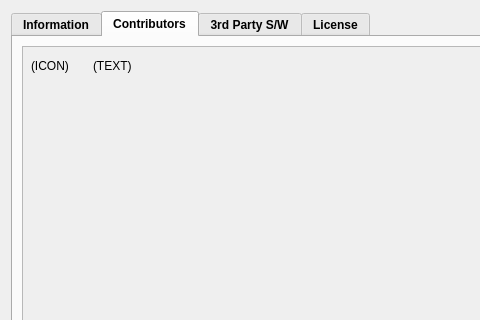
First picture: the form in gui/AboutDialog.ui, repository lordmulder/LameXP, before the edit; both pictures show x 0 to 480 and y 0 to 320 of the 720 by 512 pixel window.
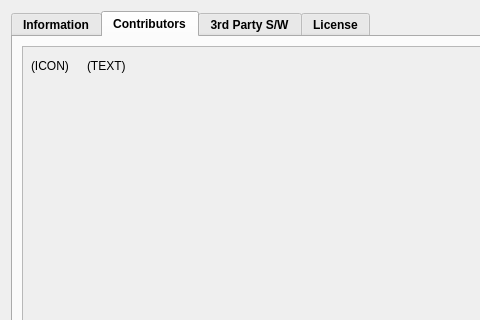
Second picture: the form after the edit. The open tabs and pages were chosen to show the change. Icons and pictures are not drawn.

What changed in the file:
```diff
--- a/gui/AboutDialog.ui
+++ b/gui/AboutDialog.ui
@@ -154,13 +154,13 @@
            <rect>
             <x>0</x>
             <y>0</y>
-            <width>110</width>
-            <height>37</height>
+            <width>676</width>
+            <height>413</height>
            </rect>
           </property>
           <layout class="QHBoxLayout" name="horizontalLayout_3">
            <property name="spacing">
-            <number>24</number>
+            <number>18</number>
            </property>
            <property name="leftMargin">
             <number>8</number>
@@ -169,7 +169,7 @@
             <number>12</number>
            </property>
            <property name="rightMargin">
-            <number>12</number>
+            <number>8</number>
            </property>
            <property name="bottomMargin">
             <number>12</number>
```
Left out of the diff: 16 changed lines with no effect on the pictures.
